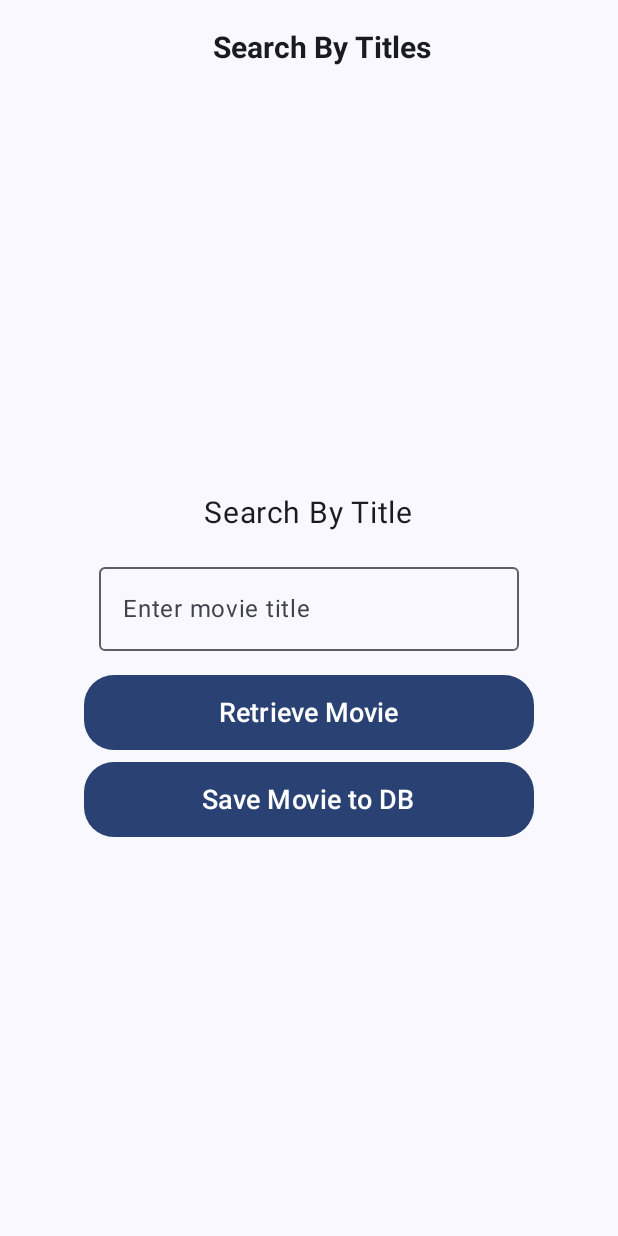
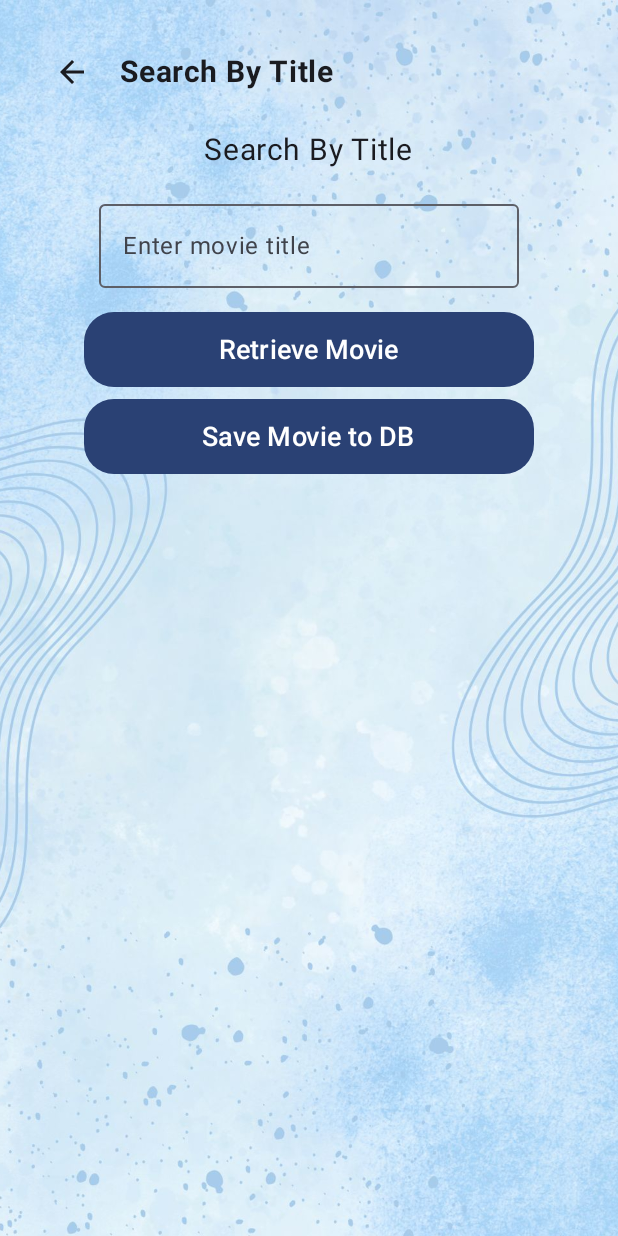
Before and after one commit to AbdhulFathir/MovieMate, an Android app built with Jetpack Compose: the SearchByTitle screen opened directly, with no data from a screen before it, on a phone screen of 412 x 824 dp. Run offline under Robolectric (Android 15) with nearby library versions, the phone set to English and light mode, and no system bars.

Commit message:
Minor improvement in screens

```diff
--- a/app/src/main/java/com/example/moviemate/screens/AddMovies.kt
+++ b/app/src/main/java/com/example/moviemate/screens/AddMovies.kt
@@ -23,14 +23,12 @@ import androidx.compose.ui.text.font.FontWeight
 import androidx.compose.ui.unit.dp
 import androidx.compose.ui.unit.sp
 import androidx.lifecycle.ViewModelProvider
-import com.example.moviemate.CustomButton
 import com.example.moviemate.MovieVM
 import com.example.moviemate.R
 import com.example.moviemate.db.Movie
 import com.example.moviemate.ui.theme.MovieMateTheme
 
 class AddMovies : ComponentActivity() {
-    @OptIn(ExperimentalMaterial3Api::class)
     override fun onCreate(savedInstanceState: Bundle?) {
         super.onCreate(savedInstanceState)
         val viewModel = ViewModelProvider(this)[MovieVM::class.java]
--- a/app/src/main/java/com/example/moviemate/screens/SearchByTitle.kt
+++ b/app/src/main/java/com/example/moviemate/screens/SearchByTitle.kt
@@ -1,60 +1,71 @@
 package com.example.moviemate.screens
 
+import android.app.Activity
 import android.os.Bundle
 import androidx.activity.ComponentActivity
 import androidx.activity.compose.setContent
+import androidx.compose.foundation.Image
 import androidx.compose.foundation.layout.*
+import androidx.compose.material.icons.Icons
+import androidx.compose.material.icons.automirrored.filled.ArrowBack
 import androidx.compose.material3.*
 import androidx.compose.runtime.*
 import androidx.compose.ui.Alignment
 import androidx.compose.ui.Modifier
+import androidx.compose.ui.layout.ContentScale
+import androidx.compose.ui.res.painterResource
 import androidx.compose.ui.text.font.FontWeight
-import androidx.compose.ui.text.style.TextAlign
 import androidx.compose.ui.unit.dp
 import androidx.compose.ui.unit.sp
 import com.example.moviemate.CustomButton
+import com.example.moviemate.R
 import com.example.moviemate.ui.theme.MovieMateTheme
 
 class SearchByTitle : ComponentActivity() {
-    @OptIn(ExperimentalMaterial3Api::class)
     override fun onCreate(savedInstanceState: Bundle?) {
         super.onCreate(savedInstanceState)
         setContent {
             MovieMateTheme {
-                Scaffold(
+                Surface(modifier = Modifier.fillMaxSize()) {
+                    var movieTitle by remember { mutableStateOf("") }
+                    Image(
+                        painter = painterResource(id = R.drawable.bg_image),
+                        contentDescription = "Background Image",
+                        modifier = Modifier.fillMaxSize(),
+                        contentScale = ContentScale.Crop
+                    )
 
-                    //app bar
-                    topBar = {
-                        TopAppBar(
-                            title = {
-                                Box(
-                                    modifier = Modifier.fillMaxWidth(),
-                                    contentAlignment = Alignment.Center
-                                ) {
-                                    Text(
-                                        "Search By Titles",
-                                        style = androidx.compose.ui.text.TextStyle(
-                                            fontSize = 20.sp,
-                                            fontWeight = FontWeight.Bold
-                                        ),
-                                        textAlign = TextAlign.Center
-                                    )
-                                }
-                            }
-                        )
-                    },
-
-
-                    // body part
-                    content = { innerPadding ->
                     Column(
                         modifier = Modifier
                             .fillMaxSize()
-                                .padding(innerPadding),
-                            verticalArrangement = Arrangement.Center,
+                            .padding(24.dp),
+                        verticalArrangement = Arrangement.Top,
                         horizontalAlignment = Alignment.CenterHorizontally
                     ) {
-                            var movieTitle by remember { mutableStateOf("") }
+                        Row(
+                            modifier = Modifier
+                                .fillMaxWidth()
+                                .padding(bottom = 16.dp),
+                            verticalAlignment = Alignment.CenterVertically
+                        ) {
+                            IconButton(onClick = {
+                                setResult(Activity.RESULT_OK)
+                                finish()
+                            }) {
+                                Icon(
+                                    imageVector = Icons.AutoMirrored.Filled.ArrowBack,
+                                    contentDescription = "Back"
+                                )
+                            }
+                            Text(
+                                text = "Search By Title",
+                                fontSize = 20.sp,
+                                fontWeight = FontWeight.Bold,
+                                modifier = Modifier.padding(start = 8.dp)
+                            )
+                        }
+
+
 
                         Text("Search By Title", fontSize = 20.sp)
                         Spacer(modifier = Modifier.height(16.dp))
@@ -78,7 +89,6 @@ class SearchByTitle : ComponentActivity() {
                         }
                     }
                 }
-                )
             }
         }
     }
```
Also changed, not shown: app/src/main/java/com/example/moviemate/MainActivity.kt (+9 -6 lines), app/src/main/java/com/example/moviemate/screens/SearchActors.kt (+41 -31 lines), app/src/main/java/com/example/moviemate/screens/SearchMovies.kt (+42 -31 lines). Lines whose indentation alone changed are shown as unchanged.
